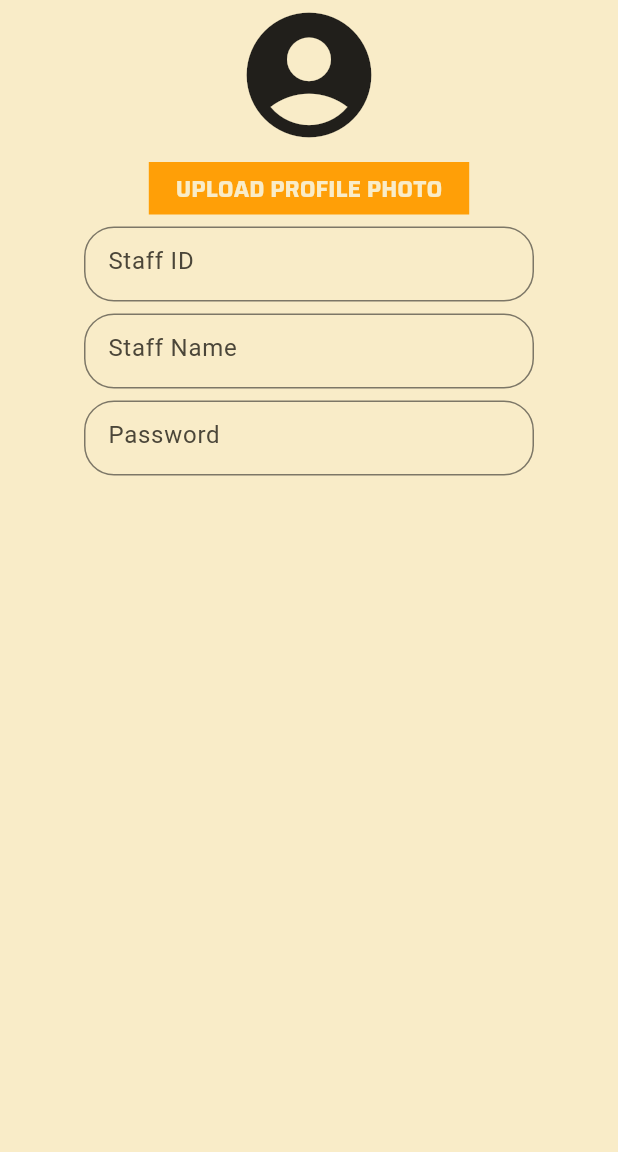
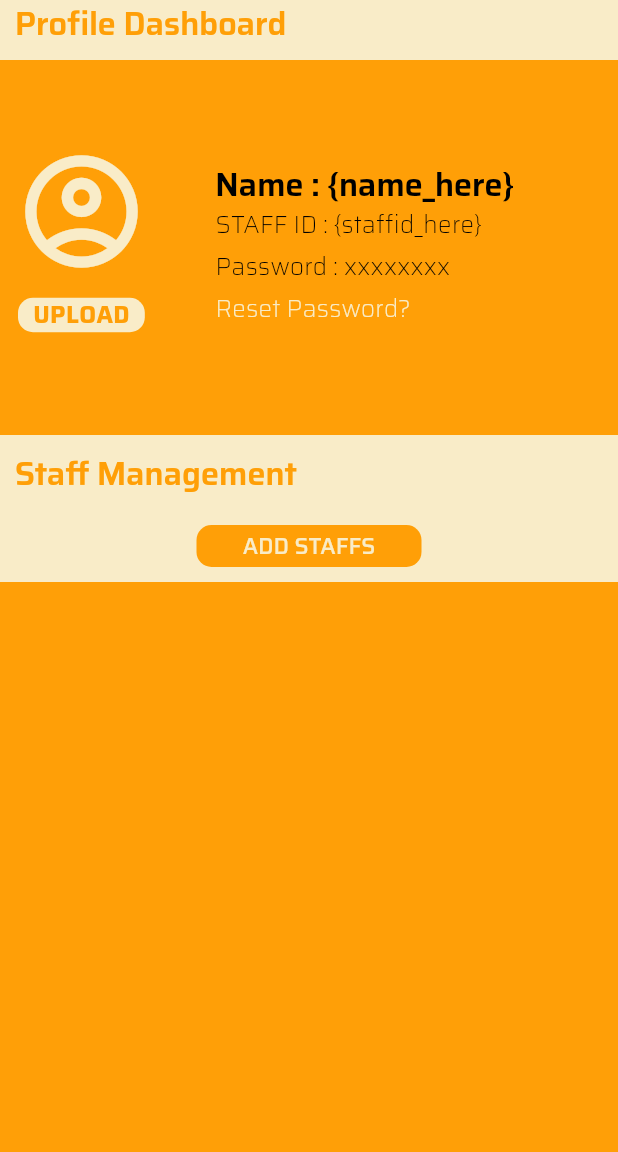
Before and after one commit to sreeharijinuraj/ChatPLS, a Flutter app: the StaffProfileDashboardScreen screen opened directly, on a phone screen of 412 x 824 dp, the part 84-1236 px from its top. Run offline on Flutter 3.47's test engine with Material 3 defaults, Android fonts, the light colour scheme and no system bars; our stand-ins replace chat_bubbles, csv, file_picker, google_fonts; missing offline and left inert: footer.

Commit message:
Just Updated Admin Dashboard Section with Profile Management and add staff feature , just design part only , backend not connected

```diff
--- a/lib/screens/staff_profile_dashboard_screen.dart
+++ b/lib/screens/staff_profile_dashboard_screen.dart
@@ -1,121 +1,286 @@
 import 'package:flutter/material.dart';
 import 'package:myapp/widgets/AppBar_2_AfterLogin.dart';
 
-class StaffProfileDashboardScreen extends StatelessWidget {
+class StaffProfileDashboardScreen extends StatefulWidget {
   const StaffProfileDashboardScreen({super.key});
+
+  @override
+  _StaffProfileDashboardScreenState createState() =>
+      _StaffProfileDashboardScreenState();
+}
+
+class _StaffProfileDashboardScreenState
+    extends State<StaffProfileDashboardScreen> {
+  List<Map<String, String>> staffList = [];
+
+  void _showAddStaffDialog() {
+    final TextEditingController nameController = TextEditingController();
+    final TextEditingController emailController = TextEditingController();
+    final TextEditingController dobController = TextEditingController();
+    String? selectedGender;
+
+    showDialog(
+      context: context,
+      builder: (BuildContext context) {
+        return AlertDialog(
+          backgroundColor: Color(0xFFF9ECC8),
+          title: Text(
+            "Add Staffs To CHATPLS",
+            style: Theme.of(context)
+                .textTheme
+                .displayLarge
+                ?.copyWith(fontSize: 22, color: Color(0xFFFF9F07)),
+          ),
+          content: SingleChildScrollView(
+            child: Column(
+              mainAxisSize: MainAxisSize.min,
+              children: [
+                TextField(
+                  controller: nameController,
+                  decoration: InputDecoration(labelText: "Name"),
+                ),
+                DropdownButtonFormField<String>(
+                  decoration: InputDecoration(labelText: "Gender"),
+                  items: ["Male", "Female"].map((String gender) {
+                    return DropdownMenuItem<String>(
+                      value: gender,
+                      child: Text(gender),
+                    );
+                  }).toList(),
+                  onChanged: (value) {
+                    setState(() {
+                      selectedGender = value;
+                    });
+                  },
+                ),
+                TextField(
+                  controller: dobController,
+                  readOnly: true, // Prevent manual input
+                  decoration: InputDecoration(
+                    labelText: "Date of Birth",
+                    suffixIcon: Icon(Icons.calendar_today),
+                  ),
+                  onTap: () async {
+                    DateTime? pickedDate = await showDatePicker(
+                      context: context,
+                      initialDate: DateTime.now(),
+                      firstDate: DateTime(1900),
+                      lastDate: DateTime.now(),
+                    );
+
+                    if (pickedDate != null) {
+                      dobController.text =
+                          "${pickedDate.day}-${pickedDate.month}-${pickedDate.year}";
+                    }
+                  },
+                ),
+                TextField(
+                  controller: emailController,
+                  decoration: InputDecoration(labelText: "Email"),
+                ),
+                SizedBox(height: 20),
+                Row(
+                  mainAxisAlignment: MainAxisAlignment.end,
+                  children: [
+                    TextButton(
+                      onPressed: () {
+                        Navigator.of(context).pop();
+                      },
+                      child: Text("Cancel"),
+                    ),
+                    ElevatedButton(
+                      onPressed: () {
+                        if (nameController.text.isNotEmpty &&
+                            selectedGender != null &&
+                            dobController.text.isNotEmpty &&
+                            emailController.text.isNotEmpty) {
+                          setState(() {
+                            staffList.add({
+                              "name": nameController.text,
+                              "gender": selectedGender!,
+                              "dob": dobController.text,
+                              "email": emailController.text,
+                              "staff_id": "staff123", // Placeholder
+                            });
+                          });
+                          Navigator.of(context).pop();
+                        }
+                      },
+                      child: Text("Create"),
+                    ),
+                  ],
+                )
+              ],
+            ),
+          ),
+        );
+      },
+    );
+  }
+
+  void _deleteStaff(int index) {
+    setState(() {
+      staffList.removeAt(index);
+    });
+  }
 
   @override
   Widget build(BuildContext context) {
     return Scaffold(
       backgroundColor: Color(0xFFF9ECC8),
       appBar: const AppBarAfterLogin(title: "Staff DashBoard"),
-      // bottomNavigationBar: Container(
-      //   decoration: BoxDecoration(
-      //       border: Border(top: BorderSide(color: Color(0xFFF9ECC8)))),
-      //   child: BottomNavigationBar(
-      //     type: BottomNavigationBarType.fixed,
-      //     backgroundColor: Color(0xFFFF9F07),
-      //     items: const <BottomNavigationBarItem>[
-      //       BottomNavigationBarItem(
-      //         icon: Icon(Icons.home),
-      //         label: "Home",
-      //       ),
-      //       BottomNavigationBarItem(
-      //         icon: Icon(Icons.upload),
-      //         label: "Upload",
-      //       ),
-      //       BottomNavigationBarItem(
-      //         icon: Icon(Icons.add),
-      //         label: "AI Chat",
-      //       ),
-      //       BottomNavigationBarItem(
-      //         icon: Icon(Icons.account_circle),
-      //         label: "Account",
-      //       ),
-      //     ],
-      //     unselectedItemColor: Color(0xFFF9ECC8),
-      //     selectedItemColor: Colors.black,
-      //     unselectedIconTheme: IconThemeData(size: 33),
-      //   ),
-      // ),
       body: Stack(
         children: [
-          Center(
+          Positioned(
+            top: 15,
+            left: 10,
+            right: 0,
+            child: Text(
+              "Profile Dashboard",
+              style: Theme.of(context)
+                  .textTheme
+                  .displayLarge
+                  ?.copyWith(fontSize: 22, color: Color(0xFFFF9F07)),
+            ),
+          ),
+          Positioned(
+            top: 40,
+            height: 250,
+            left: 0,
+            right: 0,
+            child: Container(
+              color: Color(0xFFFF9F07),
+              child: Row(
+                mainAxisAlignment: MainAxisAlignment.spaceBetween,
+                children: [
+                  Column(
+                    mainAxisAlignment: MainAxisAlignment.center,
+                    children: [
+                      Icon(
+                        Icons.account_circle_outlined,
+                        size: 90,
+                        color: Color(0xFFF9ECC8),
+                      ),
+                      TextButton(
+                          onPressed: () {},
+                          child: Container(
+                            decoration: BoxDecoration(
+                              borderRadius: BorderRadius.circular(10),
+                              color: Color(0xFFF9ECC8),
+                            ),
+                            padding: EdgeInsets.all(10),
+                            child: Text(
+                              "UPLOAD",
+                              style: Theme.of(context)
+                                  .textTheme
+                                  .bodyMedium
+                                  ?.copyWith(
+                                      color: Color(0xFFFF9F07),
+                                      fontWeight: FontWeight.w700),
+                            ),
+                          ))
+                    ],
+                  ),
+                  const SizedBox(width: 35),
+                  Expanded(
+                    child: Column(
+                      crossAxisAlignment: CrossAxisAlignment.start,
+                      mainAxisAlignment: MainAxisAlignment.center,
+                      children: [
+                        Text(
+                          "Name : {name_here}",
+                          style: Theme.of(context)
+                              .textTheme
+                              .displayLarge
+                              ?.copyWith(fontSize: 22),
+                        ),
+                        const SizedBox(height: 25),
+                        Text("STAFF ID : {staffid_here}"),
+                        const SizedBox(height: 25),
+                        Text("Password : xxxxxxxx"),
+                        const SizedBox(height: 25),
+                        Text(
+                          "Reset Password?",
+                          style: Theme.of(context)
+                              .textTheme
+                              .bodyMedium
+                              ?.copyWith(color: Color(0xFFF9ECC8)),
+                        )
+                      ],
+                    ),
+                  )
+                ],
+              ),
+            ),
+          ),
+          Positioned(
+            top: 315,
+            left: 10,
+            right: 0,
+            child: Text(
+              "Staff Management",
+              style: Theme.of(context)
+                  .textTheme
+                  .displayLarge
+                  ?.copyWith(fontSize: 22, color: Color(0xFFFF9F07)),
+            ),
+          ),
+          Positioned(
+            top: 340,
+            left: 0,
+            right: 0,
             child: Column(
               children: [
-                Positioned(
-                    top: 30,
-                    child: Icon(
-                      Icons.account_circle_rounded,
-                      size: 100,
-                    )),
                 TextButton(
-                    onPressed: () {},
-                    child: Container(
-                        color: Color(0xFFFF9F07),
-                        padding: const EdgeInsets.symmetric(
-                            vertical: 10, horizontal: 18),
-                        child: Text(
-                          "UPLOAD PROFILE PHOTO",
-                          style:
-                              Theme.of(context).textTheme.titleLarge!.copyWith(
-                                    color: Color(0xFFF9ECC8),
-                                    fontSize: 15,
-                                    fontFamily: 'Saira',
-                                    fontWeight: FontWeight.w700,
-                                    height: 1,
-                                  ),
-                        ))),
-                Positioned(
-                    top: 100,
-                    left: 0,
-                    right: 0,
-                    child: Column(
-                      children: [
-                        SizedBox(
-                          height: 50,
-                          width: 300,
-                          child: TextField(
-                            decoration: InputDecoration(
-                                border: OutlineInputBorder(
-                                    borderRadius: BorderRadius.circular(20),
-                                    borderSide: BorderSide(
-                                        color: Color(0xFFFF9F07), width: 2)),
-                                hintText: "Staff ID"),
-                          ),
+                  onPressed: _showAddStaffDialog,
+                  child: Container(
+                    width: 150,
+                    height: 28,
+                    decoration: BoxDecoration(
+                      color: const Color(0xFFFF9F07),
+                      borderRadius: BorderRadius.circular(10),
+                    ),
+                    child: Center(
+                      child: Text(
+                        "ADD STAFFS",
+                        style: Theme.of(context).textTheme.titleLarge?.copyWith(
+                              fontSize: 15,
+                              color: const Color(0xFFF9ECC8),
+                            ),
+                      ),
+                    ),
+                  ),
+                ),
+                Container(
+                  height: MediaQuery.of(context).size.height - 380,
+                  color: Color(0xFFFF9F07),
+                  child: ListView.builder(
+                    itemCount: staffList.length,
+                    itemBuilder: (context, index) {
+                      final staff = staffList[index];
+                      return ListTile(
+                        leading: Icon(Icons.person, color: Color(0xFFF9ECC8)),
+                        title: Text(staff["name"]!),
+                        subtitle: Column(
+                          crossAxisAlignment: CrossAxisAlignment.start,
+                          children: [
+                            Text("\nStaff ID: ${staff["staff_id"]}"),
+                            Text("\n\n\n\nGender: ${staff["gender"]}\n\n\n"),
+                            Text("\n\n\nDOB: ${staff["dob"]}\n"),
+                            Text("\n\n\n\nEmail: ${staff["email"]}\n\n\n"),
+                          ],
                         ),
-                        const SizedBox(height: 8),
-                        SizedBox(
-                          height: 50,
-                          width: 300,
-                          child: TextField(
-                            decoration: InputDecoration(
-                                border: OutlineInputBorder(
-                                    borderRadius: BorderRadius.circular(20),
-                                    borderSide: BorderSide(
-                                        color: Color(0xFFFF9F07), width: 2)),
-                                hintText: "Staff Name"),
-                          ),
+                        trailing: IconButton(
+                          icon: Icon(Icons.delete, color: Colors.red),
+                          onPressed: () => _deleteStaff(index),
                         ),
-                        const SizedBox(height: 8),
-                        SizedBox(
-                          height: 50,
-                          width: 300,
-                          child: TextField(
-                            decoration: InputDecoration(
-                                border: OutlineInputBorder(
-                                    borderRadius: BorderRadius.circular(20),
-                                    borderSide: BorderSide(
-                                        color: Color(0xFFFF9F07), width: 2)),
-                                hintText: "Password"),
-                          ),
-                        ),
-                        const SizedBox(height: 5),
-                      ],
-                    ))
+                      );
+                    },
+                  ),
+                ),
               ],
             ),
-          )
+          ),
         ],
       ),
     );
```
Also changed, not shown: lib/screens/MainNavigationScreen.dart (+2 -5 lines).
